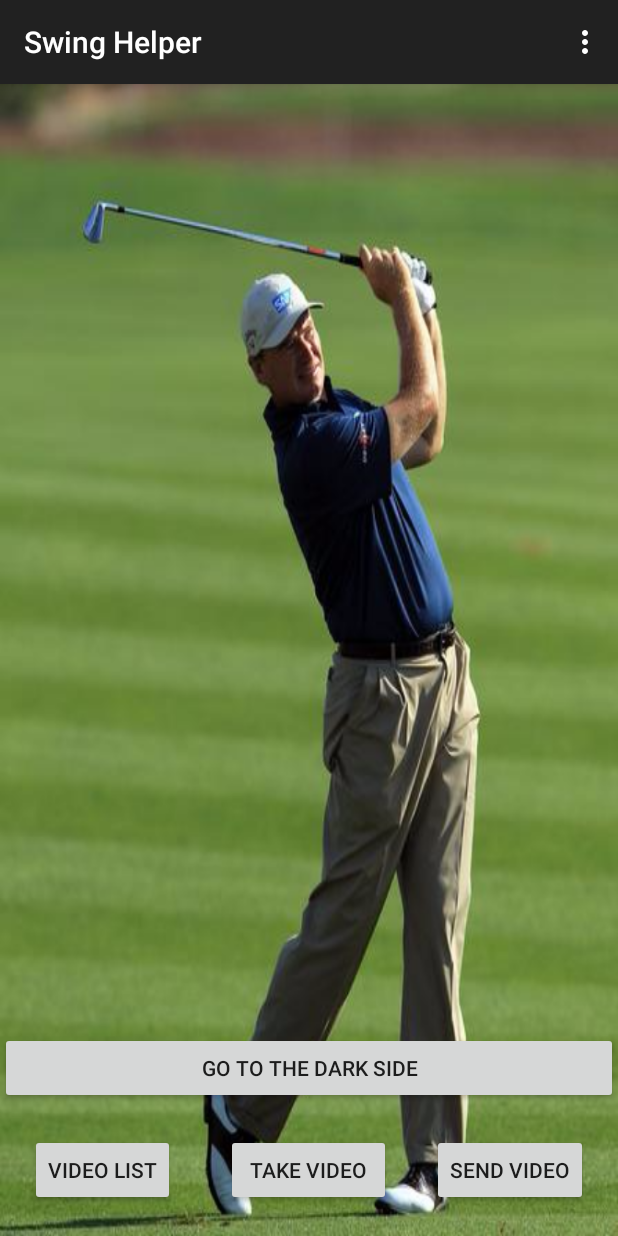
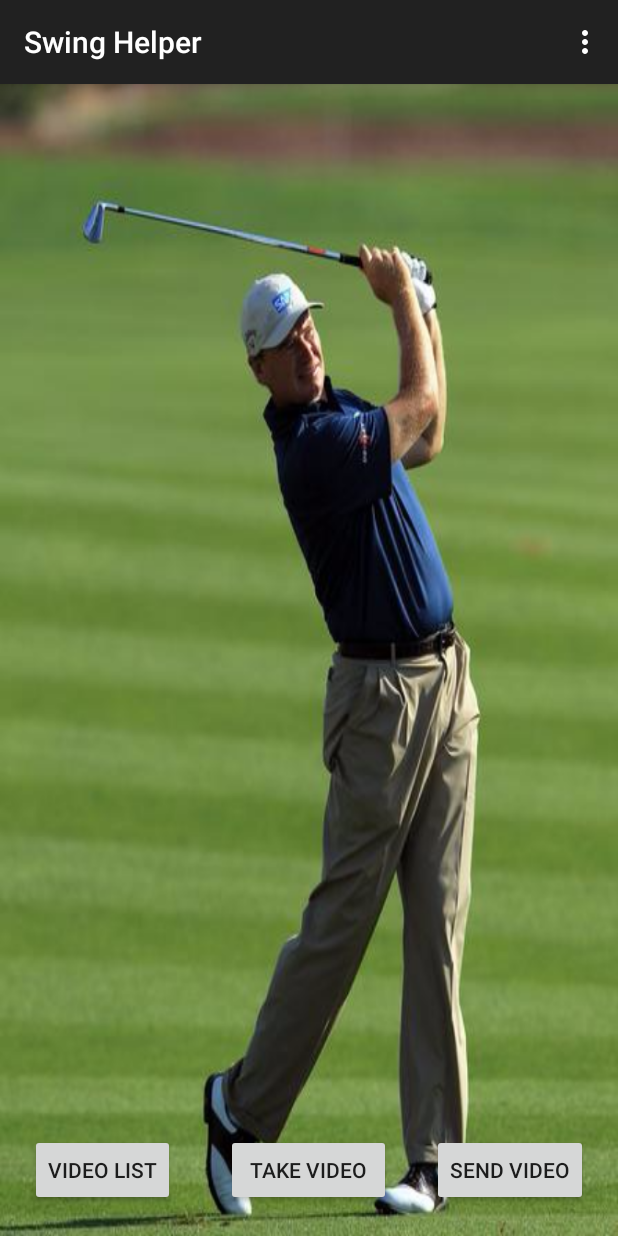
Before and after one commit to AaronHand/SwingHelper, an Android app: the MainActivity screen opened directly, with no data from a screen before it, on a phone screen of 412 x 824 dp. Run offline under Robolectric (Android 15) with nearby library versions, the phone set to English and light mode, and no system bars.

Commit message:
landscape version of the UI. also got rid of the DarkSide button

```diff
--- a/app/src/main/java/com/group2/swinghelper/MainActivity.java
+++ b/app/src/main/java/com/group2/swinghelper/MainActivity.java
@@ -26,7 +26,6 @@ import android.widget.Toast;
 public class MainActivity extends AppCompatActivity implements View.OnClickListener {
 
     private Button btnLaunch;
-    private Button DarkSide;
     private Button btnList;
     private Button btnSend;
     private RelativeLayout mainLayout;
@@ -43,13 +42,10 @@ public class MainActivity extends AppCompatActivity implements View.OnClickListe
         mainLayout=(RelativeLayout)findViewById(R.id.myLayout);
         btnLaunch = (Button) findViewById(R.id.btnLaunch);
         btnLaunch.setOnClickListener(this);
-        DarkSide = (Button) findViewById(R.id.DarkSide);
-        DarkSide.setOnClickListener(this);
         btnList = (Button) findViewById(R.id.btnList);
         btnList.setOnClickListener(this);
         btnSend = (Button) findViewById(R.id.btnSend);
         btnSend.setOnClickListener(this);
-        mainLayout.setBackgroundResource(R.drawable.golfing);
     }//end onCreate()
 
     @Override
@@ -86,9 +82,6 @@ public class MainActivity extends AppCompatActivity implements View.OnClickListe
             case R.id.btnLaunch:
                 Intent intent = new Intent(this, CameraActivity.class);
                 startActivity(intent);
-                break;
-            case R.id.DarkSide:
-                mainLayout.setBackgroundResource(R.drawable.vader);
                 break;
             case R.id.btnList:
                 //ToDo List code goes here
--- /dev/null
+++ b/app/src/main/res/layout-land/activity_main.xml
@@ -0,0 +1,32 @@
+<RelativeLayout xmlns:android="http://schemas.android.com/apk/res/android"
+    xmlns:tools="http://schemas.android.com/tools" android:layout_width="match_parent"
+    android:layout_height="match_parent"
+    tools:context=".MainActivity"
+    android:background="@drawable/landscapegolfing"
+    android:id="@+id/myLayout">
+
+    <Button
+        android:layout_width="110dp"
+        android:layout_height="wrap_content"
+        android:text="@string/btnLaunch"
+        android:id="@+id/btnLaunch"
+        android:layout_centerVertical="true"
+        android:layout_alignParentEnd="true" />
+
+    <Button
+        android:layout_width="110dp"
+        android:layout_height="wrap_content"
+        android:text="Video List"
+        android:id="@+id/btnList"
+        android:layout_above="@+id/btnLaunch"
+        android:layout_alignParentEnd="true" />
+
+    <Button
+        android:layout_width="110dp"
+        android:layout_height="wrap_content"
+        android:text="Send Video"
+        android:id="@+id/btnSend"
+        android:layout_below="@+id/btnLaunch"
+        android:layout_alignParentEnd="true" />
+
+</RelativeLayout>
--- a/app/src/main/res/layout/activity_main.xml
+++ b/app/src/main/res/layout/activity_main.xml
@@ -4,16 +4,8 @@
     android:layout_height="match_parent"
     tools:context=".MainActivity"
     android:id="@+id/myLayout"
-    android:paddingBottom="20dp">
-
-    <Button
-        android:layout_width="match_parent"
-        android:layout_height="wrap_content"
-        android:text="@string/DarkSide"
-        android:id="@+id/DarkSide"
-        android:layout_above="@+id/btnLaunch"
-        android:layout_centerHorizontal="true"
-        android:layout_marginBottom="20dp" />
+    android:paddingBottom="20dp"
+    android:background="@drawable/golfing">
 
     <Button
         android:layout_width="110dp"
```
Also changed, not shown: app/src/main/res/drawable-hdpi/landscapegolfing.9.png (added), app/src/main/res/drawable-hdpi/vader.9.png (deleted), app/src/main/res/drawable-mdpi/landscapegolfing.9.png (added), app/src/main/res/drawable-mdpi/vader.9.png (deleted), app/src/main/res/drawable-xhdpi/landscapegolfing.9.png (added), app/src/main/res/drawable-xhdpi/vader.9.png (deleted), app/src/main/res/drawable-xxhdpi/landscapegolfing.9.png (added), 1 other file.
